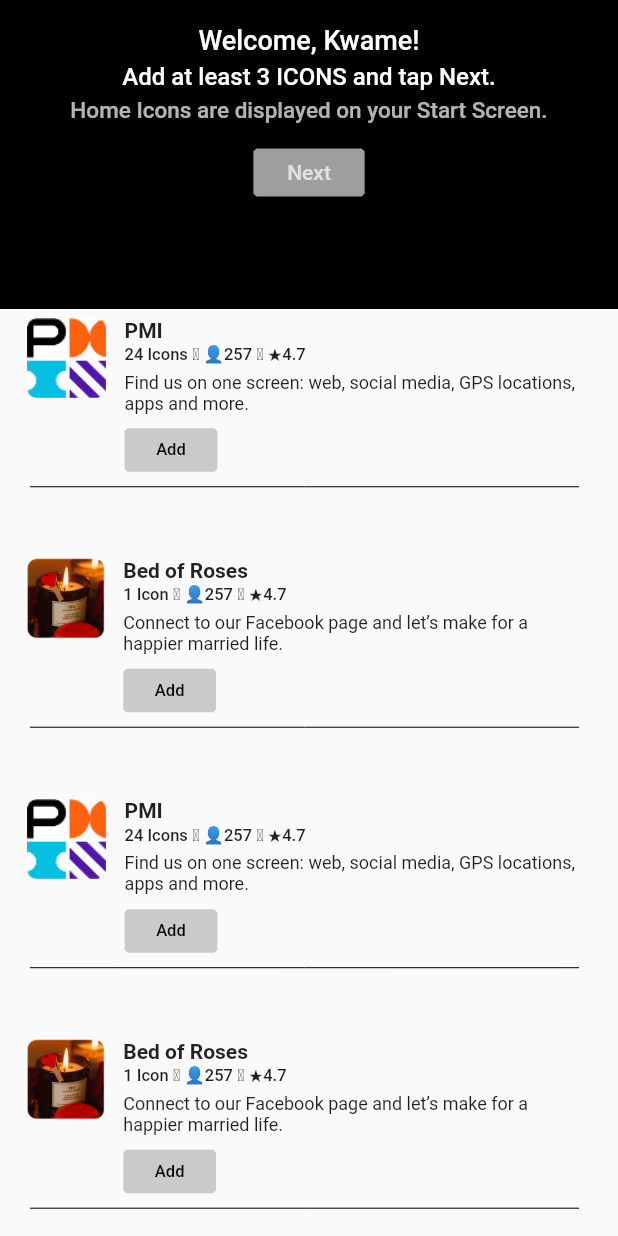
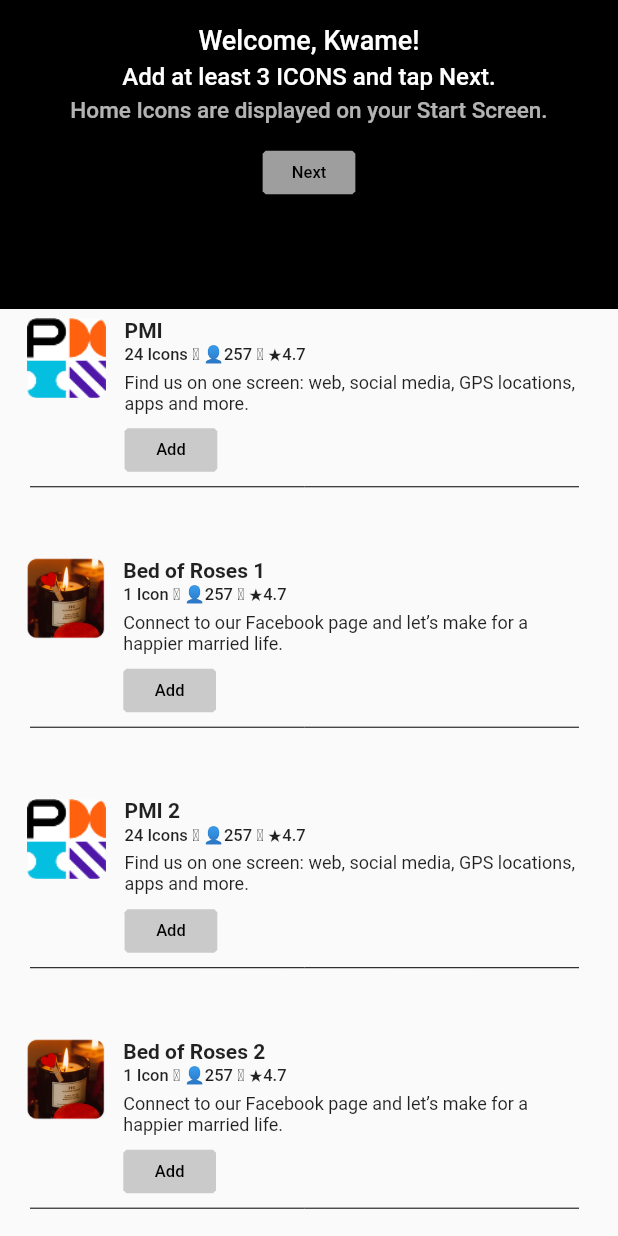
Before and after one commit to ericatsu/developer_test, a Flutter app: the screen it shows after launch, on a phone screen of 412 x 824 dp. Run offline on Flutter 3.47's test engine with Material 2 defaults, Android fonts, the phone set to English and light mode, and no system bars; our stand-ins replace get.

Commit message:
✅ First screen created

```diff
--- a/lib/screens/asset_store/first_selection.dart
+++ b/lib/screens/asset_store/first_selection.dart
@@ -1,8 +1,22 @@
+import 'package:developer_test/screens/asset_store/widgets/next_button.dart';
 import 'package:developer_test/shared/exports.dart';
 import 'package:flutter/material.dart';
 
-class FirstSelection extends StatelessWidget {
+class FirstSelection extends StatefulWidget {
   const FirstSelection({super.key});
+
+  @override
+  State<FirstSelection> createState() => _FirstSelectionState();
+}
+
+class _FirstSelectionState extends State<FirstSelection> {
+  final List<Data> _selectedData = [];
+
+  void _onPressed(Data data) {
+    setState(() {
+      _selectedData.add(data);
+    });
+  }
 
   @override
   Widget build(BuildContext context) {
@@ -20,10 +34,23 @@ class FirstSelection extends StatelessWidget {
                 name: 'Kwame',
                 number: '3 ICONS',
                 bcolor: Colors.grey,
+                nextbutton: _selectedData.length < 3
+                    ? NextButton(
+                        bcolor: Colors.grey,
+                        onpressed: () {},
+                      )
+                    : NextButton(
+                        bcolor: Colors.green,
                         onpressed: () {
-                Get.to(const SecondSelection());
+                          Navigator.push(
+                            context,
+                            MaterialPageRoute(
+                              builder: (context) =>
+                                  SecondSelection(data: _selectedData),
+                            ),
+                          );
                         },
-            ),
+                      )),
             SingleChildScrollView(
               child: SizedBox(
                 height: height * 0.75,
@@ -32,7 +59,9 @@ class FirstSelection extends StatelessWidget {
                   itemBuilder: (BuildContext context, int index) {
                     return IconWidget(
                       data: data[index],
-                      onpressed: () {},
+                      onpressed: () {
+                        _onPressed(data[index]);
+                      },
                     );
                   },
                 ),
--- a/lib/screens/asset_store/widgets/icon_widget.dart
+++ b/lib/screens/asset_store/widgets/icon_widget.dart
@@ -100,22 +100,22 @@ class Data {
 List<Data> data = [
   Data(Images.pmi, 'PMI', '24 Icons',
       'Find us on one screen: web, social media, GPS locations, apps and more.'),
-  Data(Images.rose, 'Bed of Roses', '1 Icon',
+  Data(Images.rose, 'Bed of Roses 1', '1 Icon',
       'Connect to our Facebook page and let’s make for a happier married life.'),
-  Data(Images.pmi, 'PMI', '24 Icons',
+  Data(Images.pmi, 'PMI 2', '24 Icons',
       'Find us on one screen: web, social media, GPS locations, apps and more.'),
-  Data(Images.rose, 'Bed of Roses', '1 Icon',
+  Data(Images.rose, 'Bed of Roses 2', '1 Icon',
       'Connect to our Facebook page and let’s make for a happier married life.'),
-  Data(Images.pmi, 'PMI', '24 Icons',
+  Data(Images.pmi, 'PMI 3', '24 Icons',
       'Find us on one screen: web, social media, GPS locations, apps and more.'),
-  Data(Images.rose, 'Bed of Roses', '1 Icon',
+  Data(Images.rose, 'Bed of Roses 3', '1 Icon',
       'Connect to our Facebook page and let’s make for a happier married life.'),
-  Data(Images.pmi, 'PMI', '24 Icons',
+  Data(Images.pmi, 'PMI 4', '24 Icons',
       'Find us on one screen: web, social media, GPS locations, apps and more.'),
-  Data(Images.rose, 'Bed of Roses', '1 Icon',
+  Data(Images.rose, 'Bed of Roses 4', '1 Icon',
       'Connect to our Facebook page and let’s make for a happier married life.'),
-  Data(Images.pmi, 'PMI', '24 Icons',
+  Data(Images.pmi, 'PMI 5', '24 Icons',
       'Find us on one screen: web, social media, GPS locations, apps and more.'),
-  Data(Images.rose, 'Bed of Roses', '1 Icon',
+  Data(Images.rose, 'Bed of Roses 5', '1 Icon',
       'Connect to our Facebook page and let’s make for a happier married life.'),
 ];
--- /dev/null
+++ b/lib/screens/asset_store/widgets/next_button.dart
@@ -0,0 +1,31 @@
+import 'package:developer_test/shared/exports.dart';
+import 'package:flutter/material.dart';
+
+class NextButton extends StatelessWidget {
+  final VoidCallback onpressed;
+  final Color bcolor;
+
+  const NextButton({super.key, required this.onpressed, required this.bcolor});
+
+  @override
+  Widget build(BuildContext context) {
+    final double height = MediaQuery.of(context).size.height;
+    final double width = MediaQuery.of(context).size.width;
+    return TextButton(
+      onPressed: onpressed,
+      style: TextButton.styleFrom(
+        backgroundColor: bcolor,
+        shape: const BeveledRectangleBorder(
+          borderRadius: BorderRadius.all(
+            Radius.circular(2),
+          ),
+        ),
+        minimumSize: Size(width * 0.15, height * 0.02),
+      ),
+      child: const Text(
+        'Next',
+        style: TextStyle(fontSize: 11, color: Palette.black),
+      ),
+    );
+  }
+}
--- a/lib/screens/asset_store/widgets/store_top.dart
+++ b/lib/screens/asset_store/widgets/store_top.dart
@@ -7,14 +7,15 @@ class StoreTop extends StatelessWidget {
   final String message;
   final String btext;
   final Color bcolor;
-  final VoidCallback onpressed;
+  final Widget nextbutton;
+  //final VoidCallback onpressed;
   const StoreTop(
       {super.key,
       required this.name,
       required this.number,
       required this.btext,
       required this.message,
-      required this.bcolor, required this.onpressed});
+      required this.bcolor, required this.nextbutton, });
 
   @override
   Widget build(BuildContext context) {
@@ -60,18 +61,21 @@ class StoreTop extends StatelessWidget {
           SizedBox(
             height: height * 0.01,
           ),
-          TextButton(
-            onPressed: onpressed,
-            style: TextButton.styleFrom(
-                backgroundColor: bcolor,
-                shape: const BeveledRectangleBorder(
-                    borderRadius: BorderRadius.all(Radius.circular(2))),
-                minimumSize: Size(width * 0.18, height * 0.03)),
-            child: Text(
-              btext,
-              style: const TextStyle(color: Colors.white70),
-            ),
-          )
+          Container(
+            child: nextbutton,
+          ),
+          // TextButton(
+          //   onPressed: onpressed,
+          //   style: TextButton.styleFrom(
+          //       backgroundColor: bcolor,
+          //       shape: const BeveledRectangleBorder(
+          //           borderRadius: BorderRadius.all(Radius.circular(2))),
+          //       minimumSize: Size(width * 0.18, height * 0.03)),
+          //   child: Text(
+          //     btext,
+          //     style: const TextStyle(color: Colors.white70),
+          //   ),
+          // )
         ],
       ),
     );
```
Also changed, not shown: lib/screens/asset_store/second_selection.dart (+44 -8 lines). Lines whose indentation alone changed are shown as unchanged.
